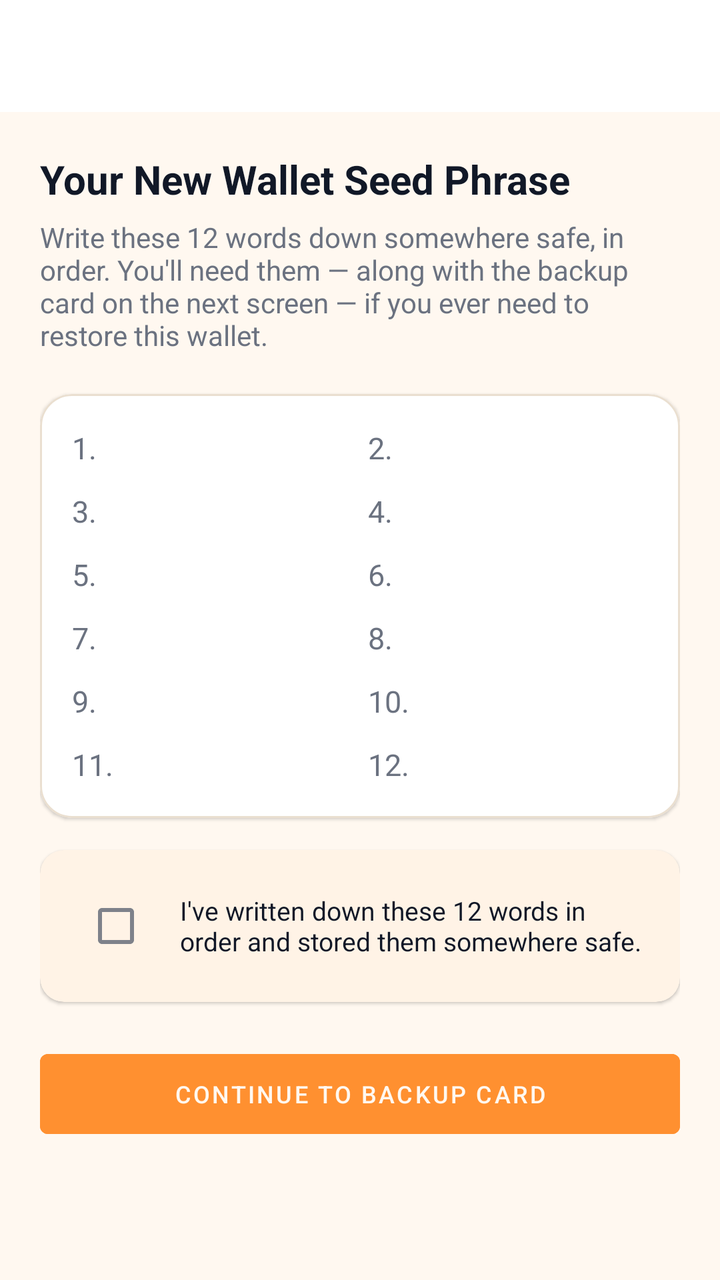
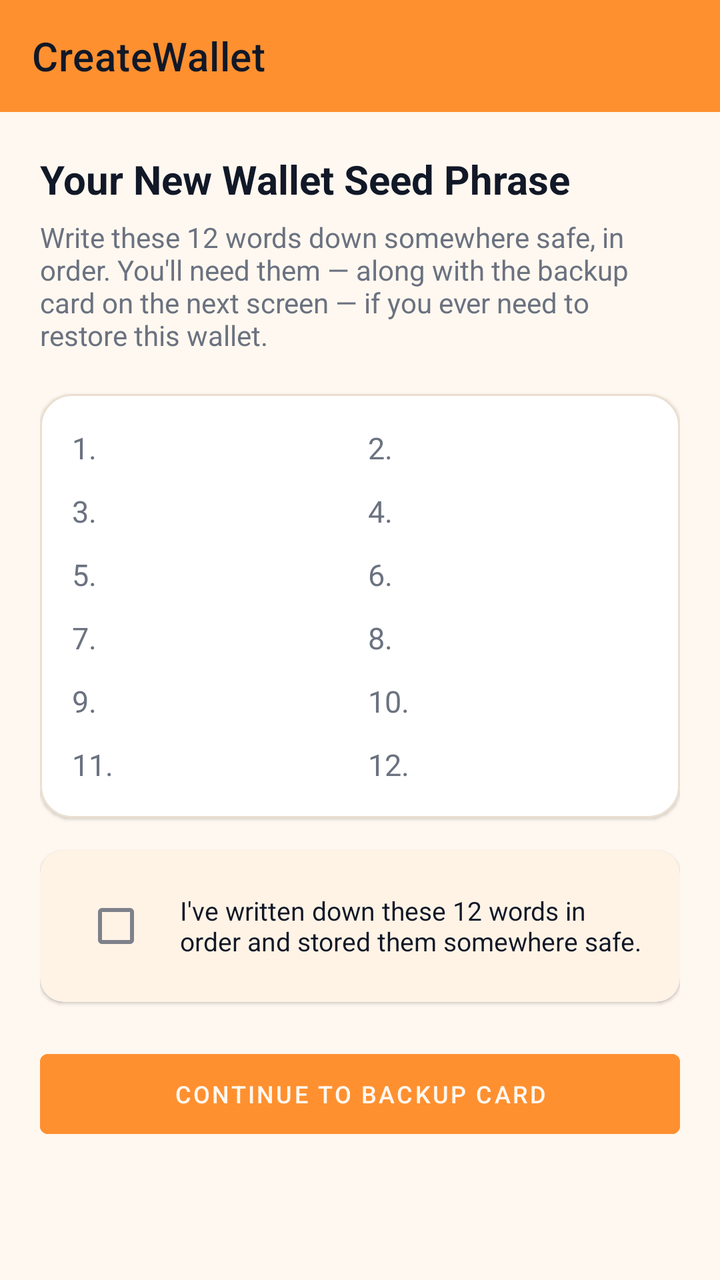

Two renders of the same Android screen: before a commit and after it. Below are the layout's source before the change and the commit's diff.
<!-- AndroidManifest.xml: application theme AppTheme -->
<!-- res/layout/create_wallet.xml -->
<androidx.coordinatorlayout.widget.CoordinatorLayout
	xmlns:android="http://schemas.android.com/apk/res/android"
	xmlns:app="http://schemas.android.com/apk/res-auto"
	xmlns:tools="http://schemas.android.com/tools"
	android:layout_width="match_parent"
	android:layout_height="match_parent"
	android:orientation="vertical"
	android:background="@color/colorBackground"
	android:id="@+id/_main">
	<com.google.android.material.appbar.AppBarLayout
		android:id="@+id/app_bar_layout4"
		android:layout_width="match_parent"
		android:layout_height="wrap_content"
		android:theme="@style/AppTheme.AppBarOverlay"
		app:elevation="0dp">
		<androidx.appcompat.widget.Toolbar
			android:id="@+id/toolbar"
			android:layout_width="match_parent"
			android:background="@color/colorPrimary"
			android:layout_height="?attr/actionBarSize"
			app:title="CreateWallet"
			app:popupTheme="@style/AppTheme.PopupOverlay" />
	</com.google.android.material.appbar.AppBarLayout>
	<androidx.core.widget.NestedScrollView
		android:id="@+id/vscroll2"
		android:layout_width="match_parent"
		android:layout_height="match_parent"
		app:layout_behavior="@string/appbar_scrolling_view_behavior">
		<LinearLayout
			android:id="@+id/linear5"
			android:layout_width="match_parent"
			android:layout_height="wrap_content"
			android:padding="20dp"
			android:orientation="vertical">
			<TextView
				android:id="@+id/tv_title"
				android:layout_width="match_parent"
				android:layout_height="wrap_content"
				android:text="Your New Wallet Seed Phrase"
				android:textSize="20sp"
				android:textStyle="bold"
				android:textColor="@color/colorTextPrimary" />
			<TextView
				android:id="@+id/textview4"
				android:layout_width="match_parent"
				android:layout_height="wrap_content"
				android:layout_marginTop="6dp"
				android:layout_marginBottom="20dp"
				android:text="Write these 12 words down somewhere safe, in order. You'll need them — along with the backup card on the next screen — if you ever need to restore this wallet."
				android:textSize="14sp"
				android:textColor="@color/colorTextTertiary" />
			<com.google.android.material.card.MaterialCardView
				android:id="@+id/cardview1"
				android:layout_width="match_parent"
				android:layout_height="wrap_content"
				app:cardBackgroundColor="@color/colorSurface"
				app:cardCornerRadius="16dp"
				app:strokeWidth="1dp"
				app:strokeColor="@color/colorCardStroke">
				<LinearLayout
					android:id="@+id/linear6"
					android:layout_width="match_parent"
					android:layout_height="wrap_content"
					android:padding="16dp"
					android:orientation="vertical">
					<LinearLayout
						android:id="@+id/linear7"
						android:layout_width="match_parent"
						android:layout_height="wrap_content"
						android:orientation="horizontal">
						<LinearLayout
							android:id="@+id/linear8"
							android:layout_width="0dp"
							android:layout_height="wrap_content"
							android:layout_marginBottom="10dp"
							android:gravity="center_vertical"
							android:orientation="horizontal"
							android:layout_weight="1"
							android:layout_marginEnd="8dp">
							<TextView
								android:id="@+id/tv_num_1"
								android:layout_width="24dp"
								android:layout_height="wrap_content"
								android:text="1."
								android:textSize="15sp"
								android:textColor="@color/colorTextTertiary" />
							<TextView
								android:id="@+id/tv_word_1"
								android:layout_width="0dp"
								android:layout_height="wrap_content"
								android:textSize="16sp"
								android:textStyle="bold"
								android:textColor="@color/colorTextPrimary"
								android:layout_weight="1"
								android:fontFamily="monospace" />
						</LinearLayout>
						<LinearLayout
							android:id="@+id/linear9"
							android:layout_width="0dp"
							android:layout_height="wrap_content"
							android:layout_marginBottom="10dp"
							android:gravity="center_vertical"
							android:orientation="horizontal"
							android:layout_weight="1">
							<TextView
								android:id="@+id/tv_num_2"
								android:layout_width="24dp"
								android:layout_height="wrap_content"
								android:text="2."
								android:textSize="15sp"
								android:textColor="@color/colorTextTertiary" />
							<TextView
								android:id="@+id/tv_word_2"
								android:layout_width="0dp"
								android:layout_height="wrap_content"
								android:textSize="16sp"
								android:textStyle="bold"
								android:textColor="@color/colorTextPrimary"
								android:layout_weight="1"
								android:fontFamily="monospace" />
						</LinearLayout>
					</LinearLayout>
					<LinearLayout
						android:id="@+id/linear10"
						android:layout_width="match_parent"
						android:layout_height="wrap_content"
						android:orientation="horizontal">
						<LinearLayout
							android:id="@+id/linear11"
							android:layout_width="0dp"
							android:layout_height="wrap_content"
							android:layout_marginBottom="10dp"
							android:gravity="center_vertical"
							android:orientation="horizontal"
							android:layout_weight="1"
							android:layout_marginEnd="8dp">
							<TextView
								android:id="@+id/tv_num_3"
								android:layout_width="24dp"
								android:layout_height="wrap_content"
								android:text="3."
								android:textSize="15sp"
								android:textColor="@color/colorTextTertiary" />
							<TextView
								android:id="@+id/tv_word_3"
								android:layout_width="0dp"
								android:layout_height="wrap_content"
								android:textSize="16sp"
								android:textStyle="bold"
								android:textColor="@color/colorTextPrimary"
								android:layout_weight="1"
								android:fontFamily="monospace" />
						</LinearLayout>
						<LinearLayout
							android:id="@+id/linear12"
							android:layout_width="0dp"
							android:layout_height="wrap_content"
							android:layout_marginBottom="10dp"
							android:gravity="center_vertical"
							android:orientation="horizontal"
							android:layout_weight="1">
							<TextView
								android:id="@+id/tv_num_4"
								android:layout_width="24dp"
								android:layout_height="wrap_content"
								android:text="4."
								android:textSize="15sp"
								android:textColor="@color/colorTextTertiary" />
							<TextView
								android:id="@+id/tv_word_4"
								android:layout_width="0dp"
								android:layout_height="wrap_content"
								android:textSize="16sp"
								android:textStyle="bold"
								android:textColor="@color/colorTextPrimary"
								android:layout_weight="1"
								android:fontFamily="monospace" />
						</LinearLayout>
					</LinearLayout>
					<LinearLayout
						android:id="@+id/linear13"
						android:layout_width="match_parent"
						android:layout_height="wrap_content"
						android:orientation="horizontal">
						<LinearLayout
							android:id="@+id/linear14"
							android:layout_width="0dp"
							android:layout_height="wrap_content"
							android:layout_marginBottom="10dp"
							android:gravity="center_vertical"
							android:orientation="horizontal"
							android:layout_weight="1"
							android:layout_marginEnd="8dp">
							<TextView
								android:id="@+id/tv_num_5"
								android:layout_width="24dp"
								android:layout_height="wrap_content"
								android:text="5."
								android:textSize="15sp"
								android:textColor="@color/colorTextTertiary" />
							<TextView
								android:id="@+id/tv_word_5"
								android:layout_width="0dp"
								android:layout_height="wrap_content"
								android:textSize="16sp"
								android:textStyle="bold"
								android:textColor="@color/colorTextPrimary"
								android:layout_weight="1"
								android:fontFamily="monospace" />
						</LinearLayout>
						<LinearLayout
							android:id="@+id/linear15"
							android:layout_width="0dp"
							android:layout_height="wrap_content"
							android:layout_marginBottom="10dp"
							android:gravity="center_vertical"
							android:orientation="horizontal"
							android:layout_weight="1">
							<TextView
								android:id="@+id/tv_num_6"
								android:layout_width="24dp"
								android:layout_height="wrap_content"
								android:text="6."
								android:textSize="15sp"
								android:textColor="@color/colorTextTertiary" />
							<TextView
								android:id="@+id/tv_word_6"
								android:layout_width="0dp"
								android:layout_height="wrap_content"
								android:textSize="16sp"
								android:textStyle="bold"
								android:textColor="@color/colorTextPrimary"
								android:layout_weight="1"
								android:fontFamily="monospace" />
						</LinearLayout>
					</LinearLayout>
					<LinearLayout
						android:id="@+id/linear16"
						android:layout_width="match_parent"
						android:layout_height="wrap_content"
						android:orientation="horizontal">
						<LinearLayout
							android:id="@+id/linear17"
							android:layout_width="0dp"
							android:layout_height="wrap_content"
							android:layout_marginBottom="10dp"
							android:gravity="center_vertical"
							android:orientation="horizontal"
							android:layout_weight="1"
							android:layout_marginEnd="8dp">
							<TextView
								android:id="@+id/tv_num_7"
								android:layout_width="24dp"
								android:layout_height="wrap_content"
								android:text="7."
								android:textSize="15sp"
								android:textColor="@color/colorTextTertiary" />
							<TextView
								android:id="@+id/tv_word_7"
								android:layout_width="0dp"
								android:layout_height="wrap_content"
								android:textSize="16sp"
								android:textStyle="bold"
								android:textColor="@color/colorTextPrimary"
								android:layout_weight="1"
								android:fontFamily="monospace" />
						</LinearLayout>
						<LinearLayout
							android:id="@+id/linear18"
							android:layout_width="0dp"
							android:layout_height="wrap_content"
							android:layout_marginBottom="10dp"
							android:gravity="center_vertical"
							android:orientation="horizontal"
							android:layout_weight="1">
							<TextView
								android:id="@+id/tv_num_8"
								android:layout_width="24dp"
								android:layout_height="wrap_content"
								android:text="8."
								android:textSize="15sp"
								android:textColor="@color/colorTextTertiary" />
							<TextView
								android:id="@+id/tv_word_8"
								android:layout_width="0dp"
								android:layout_height="wrap_content"
								android:textSize="16sp"
								android:textStyle="bold"
								android:textColor="@color/colorTextPrimary"
								android:layout_weight="1"
								android:fontFamily="monospace" />
						</LinearLayout>
					</LinearLayout>
					<LinearLayout
						android:id="@+id/linear19"
						android:layout_width="match_parent"
						android:layout_height="wrap_content"
						android:orientation="horizontal">
						<LinearLayout
							android:id="@+id/linear20"
							android:layout_width="0dp"
							android:layout_height="wrap_content"
							android:layout_marginBottom="10dp"
							android:gravity="center_vertical"
							android:orientation="horizontal"
							android:layout_weight="1"
							android:layout_marginEnd="8dp">
							<TextView
								android:id="@+id/tv_num_9"
								android:layout_width="24dp"
								android:layout_height="wrap_content"
								android:text="9."
								android:textSize="15sp"
								android:textColor="@color/colorTextTertiary" />
							<TextView
								android:id="@+id/tv_word_9"
								android:layout_width="0dp"
								android:layout_height="wrap_content"
								android:textSize="16sp"
								android:textStyle="bold"
								android:textColor="@color/colorTextPrimary"
								android:layout_weight="1"
								android:fontFamily="monospace" />
						</LinearLayout>
						<LinearLayout
							android:id="@+id/linear21"
							android:layout_width="0dp"
							android:layout_height="wrap_content"
							android:layout_marginBottom="10dp"
							android:gravity="center_vertical"
							android:orientation="horizontal"
							android:layout_weight="1">
							<TextView
								android:id="@+id/tv_num_10"
								android:layout_width="28dp"
								android:layout_height="wrap_content"
								android:text="10."
								android:textSize="15sp"
								android:textColor="@color/colorTextTertiary" />
							<TextView
								android:id="@+id/tv_word_10"
								android:layout_width="0dp"
								android:layout_height="wrap_content"
								android:textSize="16sp"
								android:textStyle="bold"
								android:textColor="@color/colorTextPrimary"
								android:layout_weight="1"
								android:fontFamily="monospace" />
						</LinearLayout>
					</LinearLayout>
					<LinearLayout
						android:id="@+id/linear22"
						android:layout_width="match_parent"
						android:layout_height="wrap_content"
						android:orientation="horizontal">
						<LinearLayout
							android:id="@+id/linear23"
							android:layout_width="0dp"
							android:layout_height="wrap_content"
							android:gravity="center_vertical"
							android:orientation="horizontal"
							android:layout_weight="1"
							android:layout_marginEnd="8dp">
							<TextView
								android:id="@+id/tv_num_11"
								android:layout_width="28dp"
								android:layout_height="wrap_content"
								android:text="11."
								android:textSize="15sp"
								android:textColor="@color/colorTextTertiary" />
							<TextView
								android:id="@+id/tv_word_11"
								android:layout_width="0dp"
								android:layout_height="wrap_content"
								android:textSize="16sp"
								android:textStyle="bold"
								android:textColor="@color/colorTextPrimary"
								android:layout_weight="1"
								android:fontFamily="monospace" />
						</LinearLayout>
						<LinearLayout
							android:id="@+id/linear24"
							android:layout_width="0dp"
							android:layout_height="wrap_content"
							android:gravity="center_vertical"
							android:orientation="horizontal"
							android:layout_weight="1">
							<TextView
								android:id="@+id/tv_num_12"
								android:layout_width="28dp"
								android:layout_height="wrap_content"
								android:text="12."
								android:textSize="15sp"
								android:textColor="@color/colorTextTertiary" />
							<TextView
								android:id="@+id/tv_word_12"
								android:layout_width="0dp"
								android:layout_height="wrap_content"
								android:textSize="16sp"
								android:textStyle="bold"
								android:textColor="@color/colorTextPrimary"
								android:layout_weight="1"
								android:fontFamily="monospace" />
						</LinearLayout>
					</LinearLayout>
				</LinearLayout>
			</com.google.android.material.card.MaterialCardView>
			<com.google.android.material.card.MaterialCardView
				android:id="@+id/cardview2"
				android:layout_width="match_parent"
				android:layout_height="wrap_content"
				android:layout_marginTop="16dp"
				app:cardBackgroundColor="@color/colorSurfaceAlt"
				app:cardCornerRadius="12dp">
				<LinearLayout
					android:id="@+id/linear25"
					android:layout_width="match_parent"
					android:layout_height="wrap_content"
					android:padding="14dp"
					android:gravity="center_vertical"
					android:orientation="horizontal">
					<CheckBox
						android:id="@+id/cb_agree"
						android:layout_width="wrap_content"
						android:layout_height="wrap_content"
						android:textSize="12sp" />
					<TextView
						android:id="@+id/textview5"
						android:layout_width="0dp"
						android:layout_height="wrap_content"
						android:text="I've written down these 12 words in order and stored them somewhere safe."
						android:textSize="13sp"
						android:textColor="@color/colorTextPrimary"
						android:layout_weight="1"
						android:layout_marginStart="8dp" />
				</LinearLayout>
			</com.google.android.material.card.MaterialCardView>
			<com.google.android.material.button.MaterialButton
				android:id="@+id/btn_finish_setup"
				android:layout_width="match_parent"
				android:layout_height="52dp"
				android:layout_marginTop="20dp"
				android:layout_marginBottom="20dp"
				android:gravity="center_horizontal|center_vertical"
				android:text="Continue to Backup Card"
				android:textSize="12sp"
				android:textColor="@color/colorBackground"
				android:enabled="false"
				android:backgroundTint="@color/colorAccent" />
		</LinearLayout>
	</androidx.core.widget.NestedScrollView>
</androidx.coordinatorlayout.widget.CoordinatorLayout>
<!-- resources referenced by this layout -->
<resources>
  <color name="colorAccent">#FF9030</color>
  <color name="colorBackground">#FFF8F0</color>
  <color name="colorCardStroke">#EADFD0</color>
  <color name="colorPrimary">#FFFFFF</color>
  <color name="colorSurface">#FFFFFF</color>
  <color name="colorSurfaceAlt">#FFF3E6</color>
  <color name="colorTextPrimary">#111827</color>
  <color name="colorTextTertiary">#6B7280</color>
  <style name="AppTheme.AppBarOverlay" parent="ThemeOverlay.MaterialComponents.Dark.ActionBar" />
  <style name="AppTheme.PopupOverlay" parent="ThemeOverlay.MaterialComponents.Light" />
  <style name="AppTheme" parent="Theme.MaterialComponents.DayNight.NoActionBar">
          <item name="colorSecondary">@color/colorAccent</item>
          <item name="colorOnSecondary">@color/colorTextOnAccent</item>
          <item name="colorPrimaryVariant">@color/colorAccentDark</item>
          <item name="colorSecondaryVariant">@color/colorAccentDark</item>
          <item name="colorError">@color/colorError</item>
          <item name="colorOnError">@color/colorTextPrimaryWhite</item>
          <item name="colorControlActivated">@color/colorAccent</item>
          <item name="colorControlNormal">@color/colorControlNormal</item>
          <item name="colorControlHighlight">@color/colorAccentRipple</item>
          <item name="android:textColorHighlight">@color/colorAccentStroke</item>
          <item name="android:textColorLink">@color/colorAccentStrong</item>
          <item name="android:editTextColor">@color/colorTextPrimary</item>
          <item name="android:navigationBarColor">@color/colorBackground</item>
          <item name="colorPrimary">@color/colorAccent</item>
          <item name="colorPrimaryDark">@color/colorAccentStrong</item>
          <item name="colorAccent">@color/colorAccent</item>
          <item name="colorSurface">@color/colorSurface</item>
          <item name="colorOnPrimary">@color/colorTextOnAccent</item>
          <item name="colorOnSurface">@color/colorTextPrimary</item>
          <item name="colorOnBackground">@color/colorTextPrimary</item>
          <item name="colorOnSurfaceVariant">@color/colorTextSecondary</item>
          <item name="android:textColorPrimary">@color/colorTextPrimary</item>
          <item name="android:textColorSecondary">@color/colorTextSecondary</item>
          <item name="android:textColorHint">@color/colorTextTertiary</item>
          <item name="android:statusBarColor">@color/colorAccent</item>
          <item name="android:windowLightStatusBar">true</item>
          <item name="android:windowBackground">@color/colorBackground</item>
          <item name="alertDialogTheme">@style/AjooAlertDialog</item>
          <item name="materialAlertDialogTheme">@style/AjooAlertDialog</item>
          <item name="bottomSheetDialogTheme">@style/AjooBottomSheetDialog</item>
      </style>
  <color name="colorTextOnAccent">#111827</color>
  <color name="colorAccentDark">#E57A14</color>
  <color name="colorError">#EF4444</color>
  <color name="colorTextPrimaryWhite">#FFFFFF</color>
  <color name="colorControlNormal">#6B7280</color>
  <color name="colorAccentRipple">#1AFF9030</color>
  <color name="colorAccentStroke">#33FF9030</color>
  <color name="colorAccentStrong">#B85F0A</color>
  <color name="colorTextSecondary">#4B5563</color>
  <style name="AjooDialogButton" parent="Widget.MaterialComponents.Button.TextButton.Dialog">
          <item name="android:textColor">@color/colorAccent</item>
          <item name="android:minHeight">48dp</item>
      </style>
  <!-- unchanged entries left out for length: 4 -->
</resources>

<!-- the commit's change to res/layout/create_wallet.xml (unified diff, before → after) -->
@@ -16,7 +16,7 @@
 		<androidx.appcompat.widget.Toolbar
 			android:id="@+id/toolbar"
 			android:layout_width="match_parent"
-			android:background="@color/colorPrimary"
+			android:background="?attr/appBarColor"
 			android:layout_height="?attr/actionBarSize"
 			app:title="CreateWallet"
 			app:popupTheme="@style/AppTheme.PopupOverlay" />
<!-- resource entries referenced after the edit -->
@@ -3,14 +3,21 @@
   <color name="colorAccent">#FF9030</color>
   <color name="colorBackground">#FFF8F0</color>
   <color name="colorCardStroke">#EADFD0</color>
-  <color name="colorPrimary">#FFFFFF</color>
   <color name="colorSurface">#FFFFFF</color>
   <color name="colorSurfaceAlt">#FFF3E6</color>
   <color name="colorTextPrimary">#111827</color>
   <color name="colorTextTertiary">#6B7280</color>
-  <style name="AppTheme.AppBarOverlay" parent="ThemeOverlay.MaterialComponents.Dark.ActionBar" />
+  <style name="AppTheme.AppBarOverlay" parent="ThemeOverlay.MaterialComponents.Light">
+          
+          <item name="android:textColorPrimary">?attr/onAppBarColor</item>
+          <item name="android:textColorSecondary">?attr/onAppBarColor</item>
+          <item name="colorControlNormal">?attr/onAppBarColor</item>
+          <item name="colorOnSurface">?attr/onAppBarColor</item>
+      </style>
   <style name="AppTheme.PopupOverlay" parent="ThemeOverlay.MaterialComponents.Light" />
   <style name="AppTheme" parent="Theme.MaterialComponents.DayNight.NoActionBar">
+          <item name="appBarColor">@color/colorAccent</item>
+          <item name="onAppBarColor">@color/colorTextOnAccent</item>
           <item name="colorSecondary">@color/colorAccent</item>
           <item name="colorOnSecondary">@color/colorTextOnAccent</item>
           <item name="colorPrimaryVariant">@color/colorAccentDark</item>
@@ -35,7 +42,7 @@
           <item name="android:textColorPrimary">@color/colorTextPrimary</item>
           <item name="android:textColorSecondary">@color/colorTextSecondary</item>
           <item name="android:textColorHint">@color/colorTextTertiary</item>
-          <item name="android:statusBarColor">@color/colorAccent</item>
+          <item name="android:statusBarColor">?attr/appBarColor</item>
           <item name="android:windowLightStatusBar">true</item>
           <item name="android:windowBackground">@color/colorBackground</item>
           <item name="alertDialogTheme">@style/AjooAlertDialog</item>
